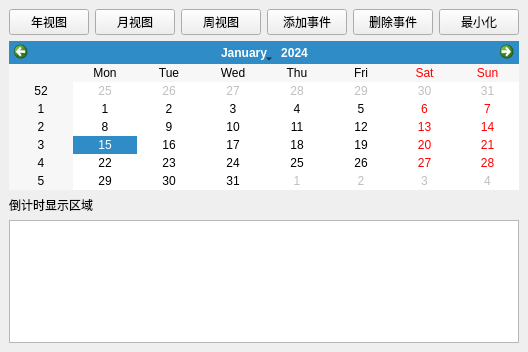
This is CalendarCountdownApp/mainwindow.ui in Maia-Huo/CalendarCountdownApp as Qt 5 draws it before an edit. The edited form follows.
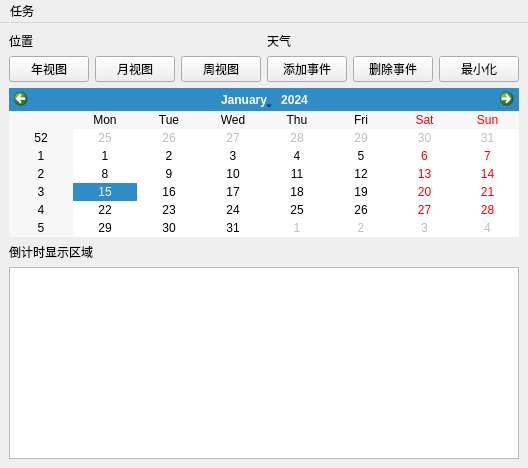
This is the edited form.

Patch:
```diff
--- a/CalendarCountdownApp/mainwindow.ui
+++ b/CalendarCountdownApp/mainwindow.ui
@@ -2,19 +2,29 @@
 <ui version="4.0">
  <class>MainWindow</class>
  <widget class="QMainWindow" name="MainWindow">
-  <property name="geometry">
-   <rect>
-    <x>0</x>
-    <y>0</y>
-    <width>430</width>
-    <height>352</height>
-   </rect>
-  </property>
   <property name="windowTitle">
    <string>简易日历倒计时应用</string>
   </property>
   <widget class="QWidget" name="centralwidget">
    <layout class="QVBoxLayout" name="verticalLayout">
+    <item>
+     <layout class="QHBoxLayout" name="buttonLayout">
+      <item>
+       <widget class="QLabel" name="positionLabel">
+        <property name="text">
+         <string>位置</string>
+        </property>
+       </widget>
+      </item>
+      <item>
+       <widget class="QLabel" name="weatherLabel">
+        <property name="text">
+         <string>天气</string>
+        </property>
+       </widget>
+      </item>
+     </layout>
+    </item>
     <item>
      <layout class="QHBoxLayout" name="buttonLayout">
       <item>
@@ -76,6 +86,40 @@
     </item>
    </layout>
   </widget>
+  <widget class="QMenuBar" name="menuBar">
+   <property name="geometry">
+    <rect>
+     <x>0</x>
+     <y>0</y>
+     <width>530</width>
+     <height>21</height>
+    </rect>
+   </property>
+   <widget class="QMenu" name="menud">
+    <property name="title">
+     <string>任务</string>
+    </property>
+    <addaction name="actionffra"/>
+    <addaction name="actioncdc"/>
+    <addaction name="actiondr"/>
+   </widget>
+   <addaction name="menud"/>
+  </widget>
+  <action name="actionffra">
+   <property name="text">
+    <string>搜索 </string>
+   </property>
+  </action>
+  <action name="actioncdc">
+   <property name="text">
+    <string>任务1</string>
+   </property>
+  </action>
+  <action name="actiondr">
+   <property name="text">
+    <string>任务2</string>
+   </property>
+  </action>
  </widget>
  <resources/>
  <connections/>
```
